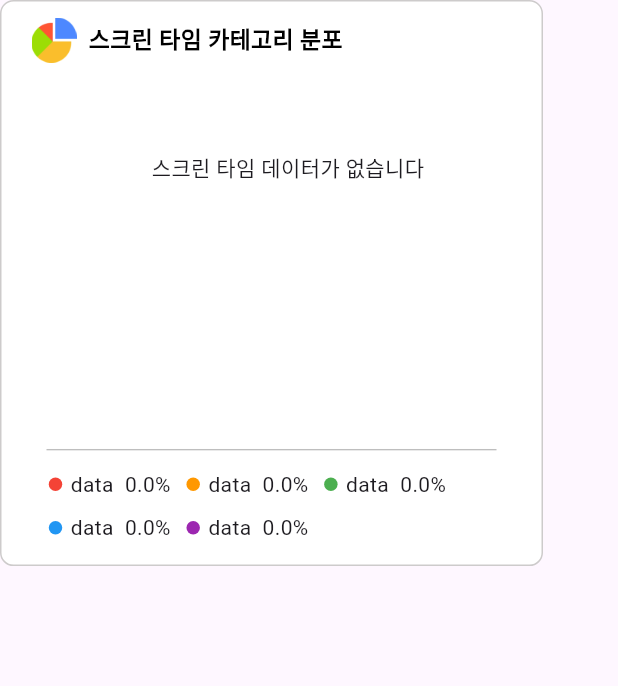
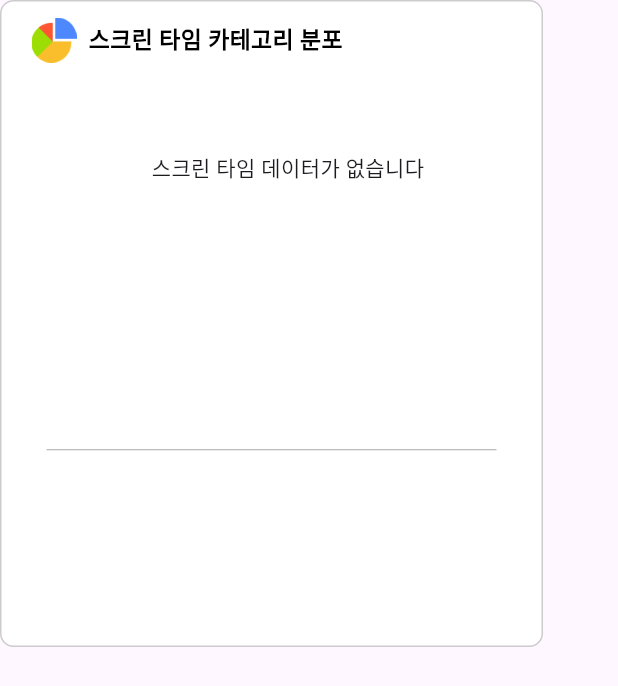
Before and after one commit to mili-second/Frontend, a Flutter app: the ScreentimeCategoryDistribution widget shown alone on an empty page, opened directly with empty values, on a phone screen of 412 x 824 dp. Shown: the top 686 px of the screen. Run offline on Flutter 3.47's test engine with Material 3 defaults, Android fonts, the phone set to English and light mode, and no system bars; our stand-ins replace device_info_plus, fl_chart, flutter_screenutil, flutter_secure_storage, shared_preferences; missing offline and left inert: flutter_web_frame; accounts and stored records are empty; network calls fail.

Commit message:
refactor: 카테고리 분포 퍼센트 계산및 UI 변경

```diff
--- a/mili_second/lib/analyze/view/screentime_category_distribution.dart
+++ b/mili_second/lib/analyze/view/screentime_category_distribution.dart
@@ -226,13 +226,38 @@ class _ScreentimeCategoryDistributionState
     extends State<ScreentimeCategoryDistribution> {
   @override
   Widget build(BuildContext context) {
-    // 데이터가 부족하면 빈 데이터를 채워서 5개로 맞춤
+
+    List<ScreentimeCategoryDistributionModel> rawData = widget.chartData;
+    double sumOfNonOtherPercentages = 0.0;
+    List<Map<String, dynamic>> processedData = [];
+
+    // "OTHER"를 제외한 카테고리 처리
+    for (var item in rawData) {
+      if (item.categoryName != "OTHER") {
+        // 비율(ratio)을 퍼센트(%)로 변환 후 정수로 반올림
+        int percentage = (item.ratio * 100.0).round();
+        sumOfNonOtherPercentages += percentage;
+        processedData.add({'name': item.categoryName, 'value': percentage});
+      }
+    }
+
+    // "OTHER" 카테고리 비율 계산 (100 - 나머지 합)
+    double otherPercentage = 100 - sumOfNonOtherPercentages;
+    processedData.add({
+      'name': 'OTHER',
+      'value': (otherPercentage < 0 ? 0 : otherPercentage) // 0% 미만 방지
+    });
+
+    // 값(비율)이 큰 순서대로 정렬
+    processedData.sort((a, b) => (b['value'] as int).compareTo(a['value'] as int));
+
+    // 2. 변환된 `processedData`를 사용하여 `_Slice` 리스트 생성 (수정)
     List<_Slice> data = List.generate(5, (index) {
       if (index < widget.chartData.length) {
         return _Slice(
-          widget.chartData[index].categoryName,
-          widget.chartData[index].ratio.toDouble(),
-          _getCategoryColor(index),
+          processedData[index]['name'],
+          (processedData[index]['value'] as int).toDouble(),
+          _getCategoryColor(index), // 정렬된 순서대로 색상 적용
         );
       } else {
         return _Slice(
@@ -245,7 +270,7 @@ class _ScreentimeCategoryDistributionState
 
     return Container(
       width: kIsWeb ? 362 : 362.w,
-      height: kIsWeb ? 420 : 420.h,
+      height: kIsWeb ? 480 : 480.h,
       decoration: BoxDecoration(
         color: Color(0xFFFFFFFF),
         borderRadius: BorderRadius.circular(kIsWeb ? 10 : 10.r),
@@ -348,52 +373,65 @@ class _ScreentimeCategoryDistributionState
               left: kIsWeb ? 11 : 11.w,
               child: SizedBox(
                 width: kIsWeb ? 300 : 300.w,
-                child: Column(
-                  children: [
-                    Row(
-                      children: [
-                        ChartInfo(
-                          widget: widget,
-                          colorInfo: Colors.red,
-                          title: data[0].name,
-                          percentage: data[0].value,
-                        ),
-                        SizedBox(width: kIsWeb ? 10 : 10.w),
-                        ChartInfo(
-                          widget: widget,
-                          colorInfo: Colors.orange,
-                          title: data[1].name,
-                          percentage: data[1].value,
-                        ),
-                        SizedBox(width: kIsWeb ? 10 : 10.w),
-                        ChartInfo(
-                          widget: widget,
-                          colorInfo: Colors.green,
-                          title: data[2].name,
-                          percentage: data[2].value,
-                        ),
-                      ],
-                    ),
-                    SizedBox(height: kIsWeb ? 10 : 10.h),
-                    Row(
-                      children: [
-                        ChartInfo(
-                          widget: widget,
-                          colorInfo: Colors.blue,
-                          title: data[3].name,
-                          percentage: data[3].value,
-                        ),
-                        SizedBox(width: kIsWeb ? 10 : 10.w),
-                        ChartInfo(
-                          widget: widget,
-                          colorInfo: Colors.purple,
-                          title: data[4].name,
-                          percentage: data[4].value,
-                        ),
-                      ],
-                    ),
-                  ],
+                child: Wrap(
+                  spacing: kIsWeb ? 10 : 10.w, // 아이템 간 가로 간격
+                  runSpacing: kIsWeb ? 10 : 10.h, // 줄(Row) 간 세로 간격
+                  children: data.map((slice) {
+                    // ChartInfo 위젯 생성
+                    return ChartInfo(
+                      widget: widget,
+                      colorInfo: slice.color,
+                      title: slice.name,
+                      percentage: slice.value,
+                    );
+                  }).toList(), // List<ChartInfo> 생성
                 ),
+                // child: Column(
+                //   children: [
+                //     Row(
+                //       children: [
+                //         ChartInfo(
+                //           widget: widget,
+                //           colorInfo: Colors.red,
+                //           title: data[0].name,
+                //           percentage: data[0].value,
+                //         ),
+                //         SizedBox(width: kIsWeb ? 10 : 10.w),
+                //         ChartInfo(
+                //           widget: widget,
+                //           colorInfo: Colors.orange,
+                //           title: data[1].name,
+                //           percentage: data[1].value,
+                //         ),
+                //         SizedBox(width: kIsWeb ? 10 : 10.w),
+                //         ChartInfo(
+                //           widget: widget,
+                //           colorInfo: Colors.green,
+                //           title: data[2].name,
+                //           percentage: data[2].value,
+                //         ),
+                //       ],
+                //     ),
+                //     SizedBox(height: kIsWeb ? 10 : 10.h),
+                //     Row(
+                //       children: [
+                //         ChartInfo(
+                //           widget: widget,
+                //           colorInfo: Colors.blue,
+                //           title: data[3].name,
+                //           percentage: data[3].value,
+                //         ),
+                //         SizedBox(width: kIsWeb ? 10 : 10.w),
+                //         ChartInfo(
+                //           widget: widget,
+                //           colorInfo: Colors.purple,
+                //           title: data[4].name,
+                //           percentage: data[4].value,
+                //         ),
+                //       ],
+                //     ),
+                //   ],
+                // ),
               ),
             ),
           ],
@@ -423,8 +461,8 @@ class _ScreentimeCategoryDistributionState
 
 class ChartInfo extends StatelessWidget {
   final Color colorInfo;
-  final title;
-  final percentage;
+  final String title;
+  final double percentage;
 
   const ChartInfo({
     super.key,
@@ -438,6 +476,11 @@ class ChartInfo extends StatelessWidget {
 
   @override
   Widget build(BuildContext context) {
+
+    if (title == 'data' || percentage == 0.0 ) {
+      return SizedBox.shrink(); // 빈 위젯 반환
+    }
+
     return Row(
       children: [
         Container(
@@ -446,7 +489,7 @@ class ChartInfo extends StatelessWidget {
           decoration: BoxDecoration(color: colorInfo, shape: BoxShape.circle),
         ),
         SizedBox(width: kIsWeb ? 5 : 5.w),
-        Text('${title}  ${percentage}%'),
+        Text('${title}  ${percentage.round()}%'),
       ],
     );
   }
```
